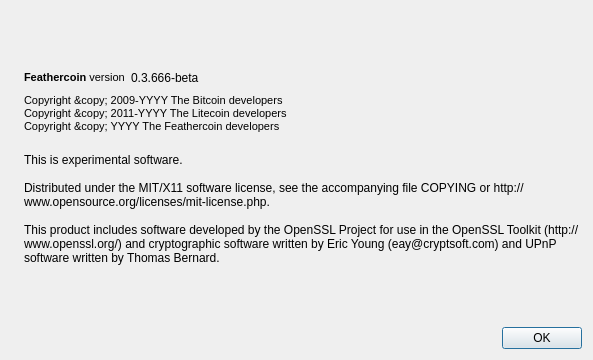
Above: src/qt/forms/aboutdialog.ui from academiccoin/academiccoin before the change. Below: the same form after it.
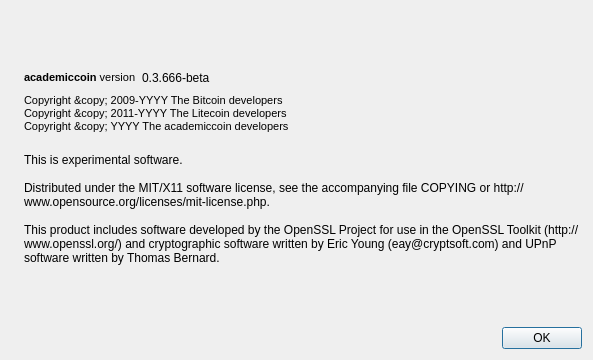
That is the form after the change. Icons and pictures are not drawn.

```diff
--- a/src/qt/forms/aboutdialog.ui
+++ b/src/qt/forms/aboutdialog.ui
@@ -54,7 +54,7 @@
 &lt;html&gt;&lt;head&gt;&lt;meta name=&quot;qrichtext&quot; content=&quot;1&quot; /&gt;&lt;style type=&quot;text/css&quot;&gt;
 p, li { white-space: pre-wrap; }
 &lt;/style&gt;&lt;/head&gt;&lt;body style=&quot; font-family:'MS Shell Dlg 2'; font-size:8.25pt; font-weight:400; font-style:normal;&quot;&gt;
-&lt;p style=&quot; margin-top:0px; margin-bottom:0px; margin-left:0px; margin-right:0px; -qt-block-indent:0; text-indent:0px;&quot;&gt;&lt;span style=&quot; font-weight:600;&quot;&gt;Feathercoin&lt;/span&gt; version&lt;/p&gt;&lt;/body&gt;&lt;/html&gt;</string>
+&lt;p style=&quot; margin-top:0px; margin-bottom:0px; margin-left:0px; margin-right:0px; -qt-block-indent:0; text-indent:0px;&quot;&gt;&lt;span style=&quot; font-weight:600;&quot;&gt;academiccoin&lt;/span&gt; version&lt;/p&gt;&lt;/body&gt;&lt;/html&gt;</string>
          </property>
          <property name="textInteractionFlags">
           <set>Qt::LinksAccessibleByMouse|Qt::TextSelectableByKeyboard|Qt::TextSelectableByMouse</set>
@@ -101,7 +101,7 @@
 &lt;/style&gt;&lt;/head&gt;&lt;body style=&quot; font-family:'MS Shell Dlg 2'; font-size:8.25pt; font-weight:400; font-style:normal;&quot;&gt;
 &lt;p style=&quot; margin-top:0px; margin-bottom:0px; margin-left:0px; margin-right:0px; -qt-block-indent:0; text-indent:0px;&quot;&gt;&lt;span style=&quot; font-size:8pt;&quot;&gt;Copyright &amp;amp;copy; 2009-YYYY The Bitcoin developers&lt;/span&gt;&lt;/p&gt;
 &lt;p style=&quot; margin-top:0px; margin-bottom:0px; margin-left:0px; margin-right:0px; -qt-block-indent:0; text-indent:0px;&quot;&gt;&lt;span style=&quot; font-size:8pt;&quot;&gt;Copyright &amp;amp;copy; 2011-YYYY The Litecoin developers&lt;/span&gt;&lt;/p&gt;
-&lt;p style=&quot; margin-top:0px; margin-bottom:0px; margin-left:0px; margin-right:0px; -qt-block-indent:0; text-indent:0px;&quot;&gt;&lt;span style=&quot; font-size:8pt;&quot;&gt;Copyright &amp;amp;copy; YYYY The Feathercoin developers&lt;/span&gt;&lt;/p&gt;&lt;/body&gt;&lt;/html&gt;</string>
+&lt;p style=&quot; margin-top:0px; margin-bottom:0px; margin-left:0px; margin-right:0px; -qt-block-indent:0; text-indent:0px;&quot;&gt;&lt;span style=&quot; font-size:8pt;&quot;&gt;Copyright &amp;amp;copy; YYYY The academiccoin developers&lt;/span&gt;&lt;/p&gt;&lt;/body&gt;&lt;/html&gt;</string>
        </property>
        <property name="textFormat">
         <enum>Qt::RichText</enum>
```
Left out of the diff: 2 changed lines with no effect on the pictures.
